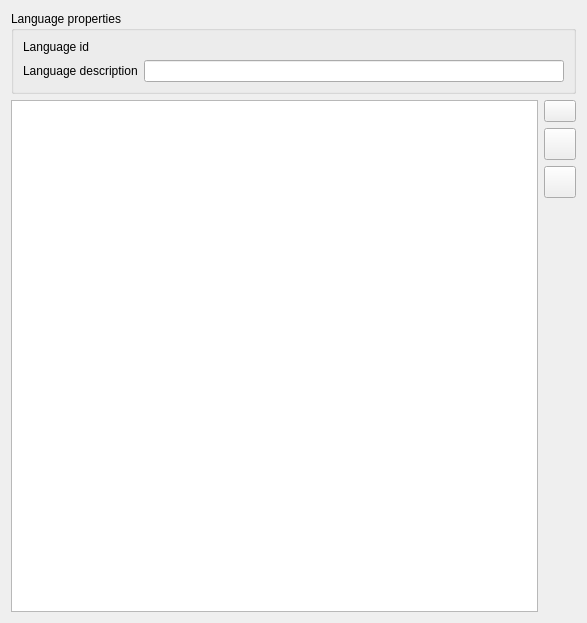
The window that src/gui/strings_editor.ui (solarus-games/solarus-quest-editor) describes before a commit, drawn with Qt 5.
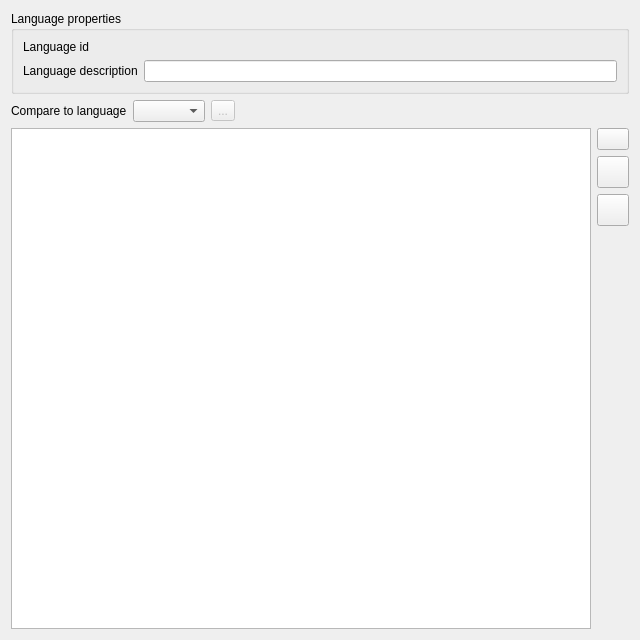
The same window after the commit. Icons and pictures are not drawn. Custom widgets are drawn as their Qt base class.

Commit message: Allow to compare with another language in the StringsEditor.

The edit to the form file:
```diff
--- a/src/gui/strings_editor.ui
+++ b/src/gui/strings_editor.ui
@@ -6,8 +6,8 @@
    <rect>
     <x>0</x>
     <y>0</y>
-    <width>587</width>
-    <height>623</height>
+    <width>640</width>
+    <height>640</height>
    </rect>
   </property>
   <property name="windowTitle">
@@ -57,6 +57,56 @@
      </layout>
     </widget>
    </item>
+   <item>
+    <layout class="QHBoxLayout" name="translation_layout">
+     <item>
+      <widget class="QLabel" name="translation_label">
+       <property name="text">
+        <string>Compare to language</string>
+       </property>
+      </widget>
+     </item>
+     <item>
+      <widget class="ResourceSelector" name="translation_field"/>
+     </item>
+     <item>
+      <widget class="QToolButton" name="translation_refresh_button">
+       <property name="enabled">
+        <bool>false</bool>
+       </property>
+       <property name="toolTip">
+        <string>Refresh language</string>
+       </property>
+       <property name="text">
+        <string>...</string>
+       </property>
+       <property name="icon">
+        <iconset resource="../../resources/images.qrc">
+         <normaloff>:/images/icon_refresh.png</normaloff>:/images/icon_refresh.png</iconset>
+       </property>
+       <property name="iconSize">
+        <size>
+         <width>16</width>
+         <height>16</height>
+        </size>
+       </property>
+      </widget>
+     </item>
+     <item>
+      <spacer name="horizontalSpacer">
+       <property name="orientation">
+        <enum>Qt::Horizontal</enum>
+       </property>
+       <property name="sizeHint" stdset="0">
+        <size>
+         <width>40</width>
+         <height>20</height>
+        </size>
+       </property>
+      </spacer>
+     </item>
+    </layout>
+   </item>
    <item>
     <layout class="QHBoxLayout" name="strings_layout">
      <item>
@@ -185,6 +235,13 @@
    </item>
   </layout>
  </widget>
+ <customwidgets>
+  <customwidget>
+   <class>ResourceSelector</class>
+   <extends>QComboBox</extends>
+   <header>gui/resource_selector.h</header>
+  </customwidget>
+ </customwidgets>
  <resources>
   <include location="../../resources/images.qrc"/>
  </resources>
```
Left out of the diff: 6 changed lines with no effect on the pictures. The commit also changes 11 other files.
